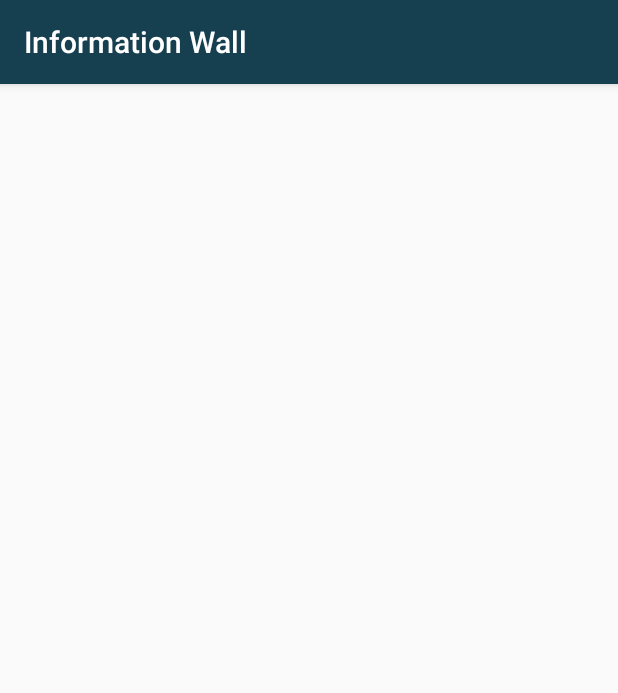
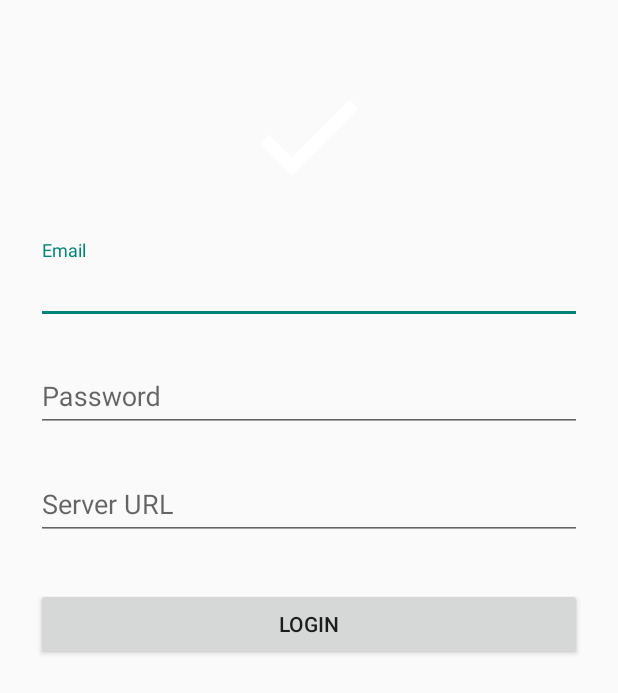
Before and after one commit to rt012/InformationWall, an Android app: the screen it shows after launch (TileOverview before the commit, LoginActivity after it), on a phone screen of 412 x 824 dp. Shown: the top 693 px of the screen. Run offline under Robolectric (Android 15) with nearby library versions, the phone set to English and light mode, and no system bars; our stand-ins replace Volley; libraries missing offline, so code that uses them is left out: com.j256.ormlite; 12 statements that could not run were skipped.

Commit message:
add: Login-Screen

```diff
--- a/InformationWallAndroidApp/app/src/main/AndroidManifest.xml
+++ b/InformationWallAndroidApp/app/src/main/AndroidManifest.xml
@@ -14,6 +14,11 @@
         android:name=".InfoWallApplication">
         <activity
             android:name=".TileOverview.TileOverview"
+            android:label="@string/app_name"
+            android:theme="@style/AppTheme.NoActionBar">
+        </activity>
+        <activity
+            android:name=".Login.LoginActivity"
             android:label="@string/app_name"
             android:theme="@style/AppTheme.NoActionBar">
             <intent-filter>
--- /dev/null
+++ b/InformationWallAndroidApp/app/src/main/res/layout/activity_login.xml
@@ -0,0 +1,70 @@
+<?xml version="1.0" encoding="utf-8"?>
+<ScrollView xmlns:android="http://schemas.android.com/apk/res/android"
+    android:layout_width="fill_parent"
+    android:layout_height="fill_parent"
+    android:fitsSystemWindows="true">
+
+    <LinearLayout
+        android:orientation="vertical"
+        android:layout_width="match_parent"
+        android:layout_height="wrap_content"
+        android:paddingTop="56dp"
+        android:paddingLeft="24dp"
+        android:paddingRight="24dp">
+
+        <ImageView android:src="@drawable/check"
+            android:layout_width="wrap_content"
+            android:layout_height="72dp"
+            android:layout_marginBottom="24dp"
+            android:layout_gravity="center_horizontal" />
+
+        <!--  Email Label -->
+        <android.support.design.widget.TextInputLayout
+            android:layout_width="match_parent"
+            android:layout_height="wrap_content"
+            android:layout_marginTop="8dp"
+            android:layout_marginBottom="8dp">
+            <EditText android:id="@+id/input_email"
+                android:layout_width="match_parent"
+                android:layout_height="wrap_content"
+                android:inputType="textEmailAddress"
+                android:hint="Email" />
+        </android.support.design.widget.TextInputLayout>
+
+        <!--  Password Label -->
+        <android.support.design.widget.TextInputLayout
+            android:layout_width="match_parent"
+            android:layout_height="wrap_content"
+            android:layout_marginTop="8dp"
+            android:layout_marginBottom="8dp">
+            <EditText android:id="@+id/input_password"
+                android:layout_width="match_parent"
+                android:layout_height="wrap_content"
+                android:inputType="textPassword"
+                android:hint="Password"/>
+        </android.support.design.widget.TextInputLayout>
+
+        <!--  Server Label -->
+        <android.support.design.widget.TextInputLayout
+            android:layout_width="match_parent"
+            android:layout_height="wrap_content"
+            android:layout_marginTop="8dp"
+            android:layout_marginBottom="8dp">
+            <EditText android:id="@+id/input_server"
+                android:layout_width="match_parent"
+                android:layout_height="wrap_content"
+                android:inputType="text"
+                android:hint="Server URL"/>
+        </android.support.design.widget.TextInputLayout>
+
+        <android.support.v7.widget.AppCompatButton
+            android:id="@+id/btn_login"
+            android:layout_width="fill_parent"
+            android:layout_height="wrap_content"
+            android:layout_marginTop="24dp"
+            android:layout_marginBottom="24dp"
+            android:padding="12dp"
+            android:text="Login"/>
+
+    </LinearLayout>
+</ScrollView>
--- a/InformationWallAndroidApp/app/src/main/res/values/styles.xml
+++ b/InformationWallAndroidApp/app/src/main/res/values/styles.xml
@@ -40,4 +40,9 @@
         <item name="android:gravity">center_vertical</item>
         <item name="android:background">@android:color/transparent</item>
     </style>
+
+    <style name="LoginEditText" parent="BlackBoardAddItemEditText">
+
+
+    </style>
 </resources>
```
Also changed, not shown: InformationWallAndroidApp/app/src/main/java/wipraktikum/informationwallandroidapp/Login/LoginActivity.java (added, +128 -0 lines).
